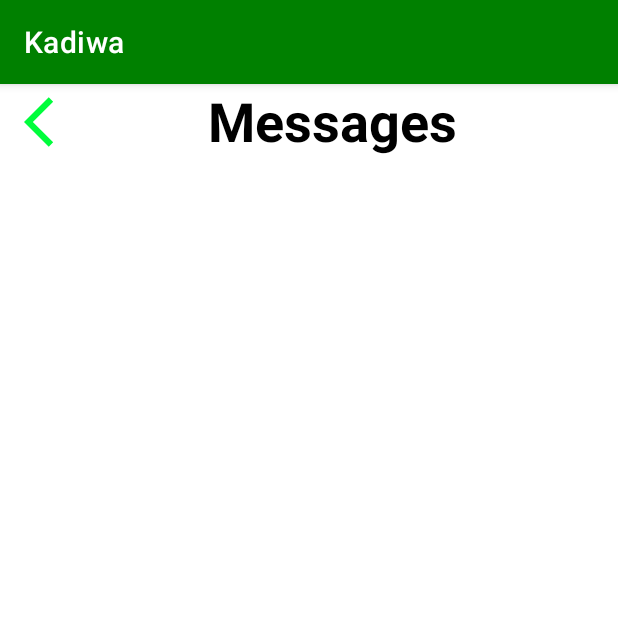
After one commit to KayL-1/GroceryStoreee, an Android app: the MessageActivity screen opened directly, with no data from a screen before it, on a phone screen of 412 x 824 dp, the top half of it. The commit adds this screen. Run offline under Robolectric (Android 15) with nearby library versions, the phone set to English and light mode, and no system bars.

Commit message:
Notification and Message; also changed category

```diff
--- a/GroceryApp/app/src/main/AndroidManifest.xml
+++ b/GroceryApp/app/src/main/AndroidManifest.xml
@@ -12,6 +12,12 @@
         android:supportsRtl="true"
         android:theme="@style/Theme.GroceryApp"
         tools:targetApi="31">
+        <activity
+            android:name=".MessageActivity"
+            android:exported="false" />
+        <activity
+            android:name=".NotificationActivity"
+            android:exported="false" />
         <activity
             android:name=".ProductActivity"
             android:exported="false" />
--- /dev/null
+++ b/GroceryApp/app/src/main/java/com/example/groceryapp/MessageActivity.java
@@ -0,0 +1,33 @@
+package com.example.groceryapp;
+
+import androidx.appcompat.app.AppCompatActivity;
+
+import android.content.Intent;
+import android.os.Bundle;
+import android.view.View;
+import android.widget.ImageView;
+
+public class MessageActivity extends AppCompatActivity {
+
+    ImageView backNav;
+
+    @Override
+    protected void onCreate(Bundle savedInstanceState) {
+        super.onCreate(savedInstanceState);
+        setContentView(R.layout.activity_message);
+
+        backNav = findViewById(R.id.backNav);
+
+        backNav.setOnClickListener(new View.OnClickListener() {
+            @Override
+            public void onClick(View v) {
+                Intent i = new
+                        Intent(MessageActivity.this,HomeActivity.class);
+                startActivity(i);
+
+            }
+
+        });
+
+    }
+}
--- /dev/null
+++ b/GroceryApp/app/src/main/res/layout/activity_message.xml
@@ -0,0 +1,42 @@
+<?xml version="1.0" encoding="utf-8"?>
+<RelativeLayout
+    xmlns:android="http://schemas.android.com/apk/res/android"
+    xmlns:app="http://schemas.android.com/apk/res-auto"
+    xmlns:tools="http://schemas.android.com/tools"
+    android:layout_width="match_parent"
+    android:layout_height="match_parent"
+    tools:context=".MessageActivity">
+
+    <RelativeLayout
+        android:layout_width="match_parent"
+        android:layout_height="wrap_content">
+
+        <ImageView
+            android:id="@+id/backNav"
+            android:layout_width="40dp"
+            android:layout_height="40dp"
+            android:layout_alignParentTop="true"
+            android:layout_marginStart="16dp"
+            android:layout_marginTop="5dp"
+            android:layout_marginBottom="0dp"
+            android:src="@drawable/baseline_arrow_back_ios_24"
+            app:layout_constraintStart_toStartOf="parent"
+            app:layout_constraintTop_toTopOf="parent" />
+
+        <TextView
+            android:layout_width="match_parent"
+            android:layout_height="50dp"
+            android:layout_alignParentEnd="true"
+            android:layout_marginStart="75dp"
+            android:layout_marginEnd="100dp"
+            android:layout_toEndOf="@+id/backNav"
+            android:text="Messages"
+            android:textAlignment="center"
+            android:textColor="@color/black"
+            android:textSize="36sp"
+            android:textStyle="bold" />
+    </RelativeLayout>
+
+
+
+</RelativeLayout>
```
Also changed, not shown: GroceryApp/app/src/main/java/com/example/groceryapp/HomeActivity.java (+26 -0 lines), GroceryApp/app/src/main/java/com/example/groceryapp/NotificationActivity.java (added, +31 -0 lines), GroceryApp/app/src/main/res/layout/activity_home.xml (+22 -29 lines), GroceryApp/app/src/main/res/layout/activity_notification.xml (added, +40 -0 lines).
